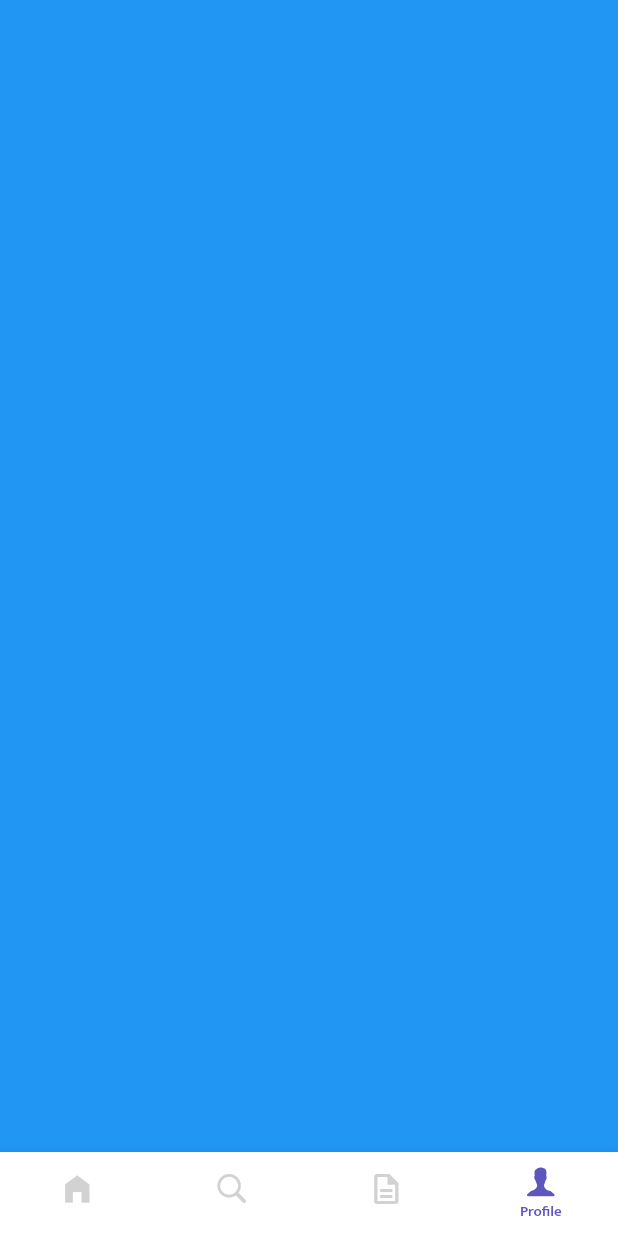
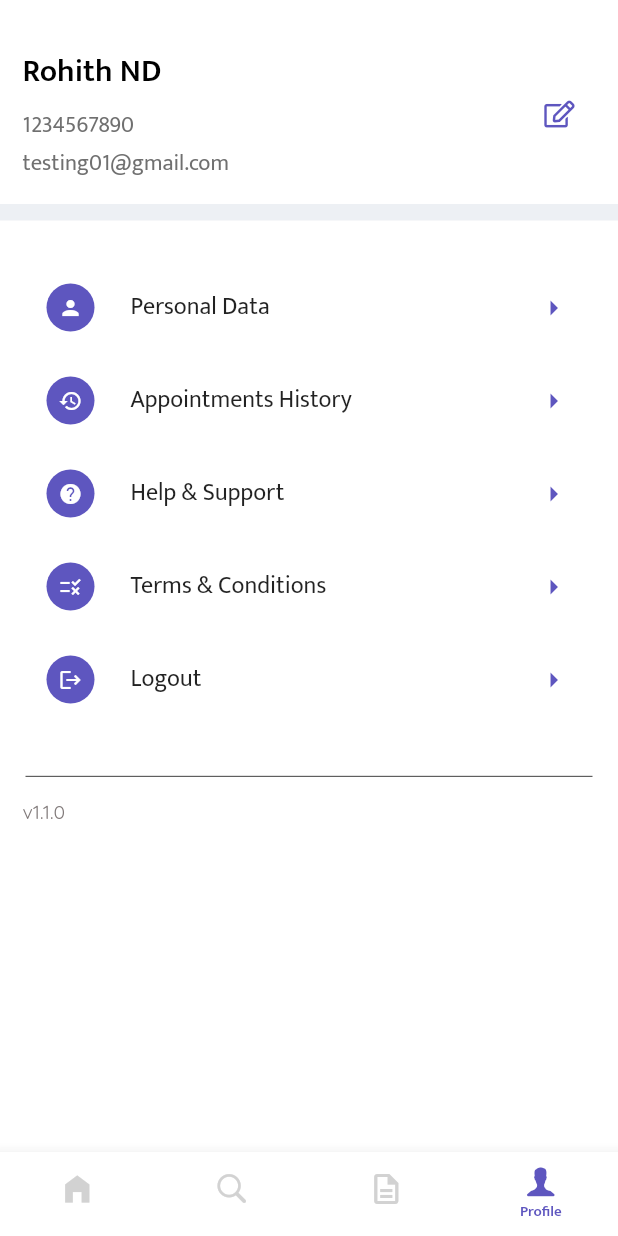
Before and after one commit to SRMC-Medical-Product/PatientApp, a Flutter app: the AppScreenController screen opened by its route, item 4 of the bottom bar chosen, on a phone screen of 412 x 824 dp. Run offline on Flutter 3.47's test engine with Material 2 defaults, Android fonts, the phone set to English and light mode, and no system bars; our stand-ins replace font_awesome_flutter.

Commit message:
Profile Page UI was complete

```diff
--- a/lib/helpers/headers.dart
+++ b/lib/helpers/headers.dart
@@ -5,3 +5,4 @@ export 'package:patientapp/constants/responsive.dart';
 export 'package:patientapp/constants/widgets.dart';
 export 'package:patientapp/helpers/routenames.dart';
 export 'package:flutter/services.dart';
+export 'package:font_awesome_flutter/font_awesome_flutter.dart';
--- a/lib/main.dart
+++ b/lib/main.dart
@@ -23,7 +23,7 @@ class MyApp extends StatelessWidget {
       theme: ThemeData(
         primaryColor: kPrimaryColor,
       ),
-      home: const AppScreenController(indexScreen: 1,),
+      home: const AppScreenController(indexScreen: 3,),
       routes: {
         //App Screens
         AppScreenController.routeName : (context) => const AppScreenController(), // Path :  /appcontroller
--- a/lib/screens/profile/profilepage.dart
+++ b/lib/screens/profile/profilepage.dart
@@ -1,3 +1,4 @@
+import 'package:flutter/cupertino.dart';
 import 'package:patientapp/helpers/headers.dart';
 
 class ProfilePage extends StatefulWidget {
@@ -11,9 +12,100 @@ class ProfilePage extends StatefulWidget {
 class _ProfilePageState extends State<ProfilePage> {
   @override
   Widget build(BuildContext context) {
-var size = sizeMedia(context);
-    return const Scaffold(
-      backgroundColor: Colors.blue,
+  var size = sizeMedia(context);
+return SingleChildScrollView(
+  physics: const AlwaysScrollableScrollPhysics(),
+      child: Column(
+        crossAxisAlignment: CrossAxisAlignment.start,
+        mainAxisAlignment: MainAxisAlignment.start,
+        children: [
+          mediumCustomSizedBox(context),
+          mediumCustomSizedBox(context),
+          ///User Details
+          Container(
+            padding: EdgeInsets.symmetric(horizontal:kScreenMarginHorizontal(context)),
+            child: Column(
+              crossAxisAlignment: CrossAxisAlignment.start,
+              mainAxisAlignment: MainAxisAlignment.start,
+              children: [
+                Row(
+                  crossAxisAlignment: CrossAxisAlignment.center,
+                  mainAxisAlignment: MainAxisAlignment.start,
+                  children: [
+                Expanded(
+                  flex: 2,
+                  child: Column(
+                    crossAxisAlignment: CrossAxisAlignment.start,
+                    mainAxisAlignment: MainAxisAlignment.start,
+                    children: [
+                  Text("Rohith ND",style: largeTextStyle(context),),
+                  smallCustomSizedBox(context),
+                  Text("1234567890",style: mediumTextStyle(context).copyWith(color:kDimGray),),
+                  Text("testing01@gmail.com",style: mediumTextStyle(context).copyWith(color:kDimGray),)
+                    ]),
+                ),
+                IconButton(onPressed: (){},
+                    icon: const FaIcon(FontAwesomeIcons.edit,color: kPrimaryColor,size: 18),),
+                  ],
+                ),
+                mediumCustomSizedBox(context),
+              ],
+            ),
+          ),
+          kLargeDivider(context),
+          mediumCustomSizedBox(context),
+          mediumCustomSizedBox(context),
+          ///Profiles
+          profileTiles(title: "Personal Data", icon: Icons.person,onTap: (){}),
+          profileTiles(title: "Appointments History",icon: Icons.history,onTap: () {}),
+          profileTiles(title: "Help & Support", icon:Icons.help,onTap: (){}),
+          profileTiles(title: "Terms & Conditions", icon: Icons.rule_sharp,onTap: (){}),
+          profileTiles(title: "Logout", icon:Icons.logout,onTap: (){}),
+
+          ///Version
+          Container(
+            width: size.width,
+            padding: EdgeInsets.symmetric(horizontal: kScreenMarginHorizontal(context)),
+            child: Column(
+              children: [
+          mediumCustomSizedBox(context),
+          mediumCustomSizedBox(context),
+          lineDivider(context,thickness: 0.5,color: kBlackTextColor),
+          mediumCustomSizedBox(context),
+                Align(
+                  alignment: Alignment.centerLeft,
+                  child: Text("v1.1.0",style: smallTextStyle(context),),
+                ),
+          mediumCustomSizedBox(context),
+
+              ],
+            ),
+          )
+        ],
+      )
     );
-  }
 }
+Widget profileTiles({required String title, required IconData icon,required Function() onTap}){
+ return Container(
+            padding: EdgeInsets.symmetric(horizontal: kScreenMarginHorizontal(context)),
+            child: Column(
+              children: [
+                ListTile(
+                  onTap: onTap,
+                  leading: CircleAvatar(
+                    maxRadius: isMobile(context) ? 16 : 18,
+                    backgroundColor: kPrimaryColor,
+                    child: Center(child: Icon(icon,color: Colors.white,size: 16,))),
+                  title: Text(title,
+                  style: const TextStyle(
+                    fontFamily: kMuktaRegular,
+                  ),
+                  ),
+                  trailing: const Icon(Icons.arrow_right,color: kPrimaryColor,),
+                ),
+                smallCustomSizedBox(context),
+              ],
+            ),
+          );
+}
+}
--- a/pubspec.yaml
+++ b/pubspec.yaml
@@ -35,6 +35,7 @@ dependencies:
   # Use with the CupertinoIcons class for iOS style icons.
   cupertino_icons: ^1.0.2
   carousel_slider: ^4.0.0
+  font_awesome_flutter: ^9.2.0
 
 dev_dependencies:
   flutter_test:
```
Also changed, not shown: pubspec.lock, 3 other files.
